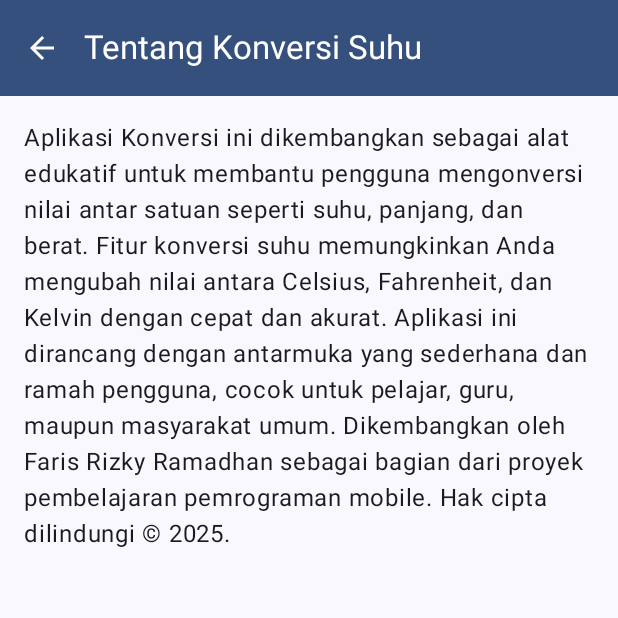
After one commit to KaiiOCT/0048_asessment1_mobpro1, an Android app built with Jetpack Compose: the AboutSuhuScreen screen opened through its navigation route, on a phone screen of 412 x 824 dp, the top half of it. The commit adds this screen. Run offline under Robolectric (Android 15) with nearby library versions, the phone set to English and light mode, and no system bars.

Commit message:
Membuat Screen About

```diff
--- a/app/src/main/java/com/faris0048/asessment1/navigation/NavGraph.kt
+++ b/app/src/main/java/com/faris0048/asessment1/navigation/NavGraph.kt
@@ -5,10 +5,13 @@ import androidx.navigation.NavHostController
 import androidx.navigation.compose.NavHost
 import androidx.navigation.compose.composable
 import androidx.navigation.compose.rememberNavController
+import com.faris0048.asessment1.ui.screen.AboutBeratScreen
+import com.faris0048.asessment1.ui.screen.AboutPanjangScreen
 import com.faris0048.asessment1.ui.screen.BeratScreen
 import com.faris0048.asessment1.ui.screen.MainScreen
 import com.faris0048.asessment1.ui.screen.PanjangScreen
 import com.faris0048.asessment1.ui.screen.SuhuScreen
+import com.faris0048.mobpro1.ui.screen.AboutSuhuScreen
 
 @Composable
 fun SetUpNavGraph(navController: NavHostController = rememberNavController()) {
@@ -28,5 +31,15 @@ fun SetUpNavGraph(navController: NavHostController = rememberNavController()) {
         composable (route = Screen.Berat.route) {
             BeratScreen(navController)
         }
+        composable (route = Screen.AboutSuhu.route) {
+            AboutSuhuScreen(navController)
+        }
+        composable(route = Screen.AboutPanjang.route) {
+            AboutPanjangScreen(navController)
+        }
+        composable(route = Screen.AboutBerat.route) {
+            AboutBeratScreen(navController)
+        }
+
     }
 }
--- a/app/src/main/java/com/faris0048/asessment1/navigation/Screen.kt
+++ b/app/src/main/java/com/faris0048/asessment1/navigation/Screen.kt
@@ -5,4 +5,7 @@ sealed class Screen (val route: String){
     data object Suhu: Screen("suhuScreen")
     data object Panjang: Screen("panjangScreen")
     data object Berat: Screen("beratScreen")
+    data object AboutSuhu: Screen("aboutSuhuScreen")
+    data object AboutPanjang : Screen("aboutPanjangScreen")
+    data object AboutBerat : Screen("aboutBeratScreen")
 }
--- /dev/null
+++ b/app/src/main/java/com/faris0048/asessment1/ui/screen/AboutSuhuScreen.kt
@@ -0,0 +1,65 @@
+package com.faris0048.mobpro1.ui.screen
+
+import android.content.res.Configuration
+import androidx.compose.foundation.layout.padding
+import androidx.compose.material.icons.Icons
+import androidx.compose.material.icons.automirrored.filled.ArrowBack
+import androidx.compose.material3.ExperimentalMaterial3Api
+import androidx.compose.material3.Icon
+import androidx.compose.material3.IconButton
+import androidx.compose.material3.Scaffold
+import androidx.compose.material3.Text
+import androidx.compose.material3.TopAppBar
+import androidx.compose.material3.TopAppBarDefaults
+import androidx.compose.runtime.Composable
+import androidx.compose.ui.Modifier
+import androidx.compose.ui.res.colorResource
+import androidx.compose.ui.res.stringResource
+import androidx.compose.ui.tooling.preview.Preview
+import androidx.compose.ui.unit.dp
+import androidx.navigation.NavController
+import androidx.navigation.compose.rememberNavController
+import com.faris0048.asessment1.R
+import com.faris0048.asessment1.ui.theme.Asessment1Theme
+
+@OptIn(ExperimentalMaterial3Api::class)
+@Composable
+fun AboutSuhuScreen(navController: NavController) {
+    Scaffold(
+        topBar = {
+            TopAppBar(
+                navigationIcon = {
+                    IconButton(onClick = { navController.popBackStack() }) {
+                        Icon(
+                            imageVector = Icons.AutoMirrored.Filled.ArrowBack,
+                            contentDescription = stringResource(R.string.kembali),
+                            tint = colorResource(R.color.white)
+                        )
+                    }
+                },
+                title = {
+                    Text(text = stringResource(id = R.string.tentang_suhu))
+                },
+                colors = TopAppBarDefaults.mediumTopAppBarColors(
+                    containerColor = colorResource(R.color.dark_blue),
+                    titleContentColor = colorResource(R.color.white)
+                )
+            )
+        }
+    ) { innerPadding ->
+        Text(
+            text = stringResource(R.string.copyright_suhu),
+            modifier = Modifier.padding(innerPadding).padding(16.dp)
+        )
+
+    }
+}
+
+@Preview(showBackground = true)
+@Preview(uiMode = Configuration.UI_MODE_NIGHT_YES, showBackground = true)
+@Composable
+fun AboutSuhuScreenPreview() {
+    Asessment1Theme {
+        AboutSuhuScreen(rememberNavController())
+    }
+}
--- a/app/src/main/res/values/strings.xml
+++ b/app/src/main/res/values/strings.xml
@@ -1,7 +1,8 @@
 <resources>
     <!--Global-->
     <string name="hasil">Hasil: %1$s</string>
-    <string name="input_invalid">Tidak boleh kosong.</string>
+    <string name="input_invalid">
+        Tidak boleh kosong.</string>
     <string name="kembali">Kembali</string>
     <string name="bagikan">Bagikan</string>
     <string name="bagikan_hasil">Hasil konversi dari %1$s %2$s ke %3$s adalah %4$s</string>
@@ -31,4 +32,35 @@
     <!--Tampilan Berat-->
     <string name="judul_berat">Konversi Berat</string>
     <string name="input_berat">Masukan Berat</string>
+
+    <!--Tampilan About Suhu-->
+    <string name="copyright_suhu">
+        Aplikasi Konversi ini dikembangkan sebagai alat edukatif untuk membantu pengguna mengonversi nilai antar satuan seperti suhu, panjang, dan berat.&#10;&#10;
+        Fitur konversi suhu memungkinkan Anda mengubah nilai antara Celsius, Fahrenheit, dan Kelvin dengan cepat dan akurat.&#10;&#10;
+        Aplikasi ini dirancang dengan antarmuka yang sederhana dan ramah pengguna, cocok untuk pelajar, guru, maupun masyarakat umum.&#10;&#10;
+        Dikembangkan oleh Faris Rizky Ramadhan sebagai bagian dari proyek pembelajaran pemrograman mobile.&#10;&#10;
+        Hak cipta dilindungi © 2025.
+    </string>
+    <string name="tentang_suhu">Tentang Konversi Suhu</string>
+
+    <!--Tampilan About Panjang-->
+    <string name="copyright_panjang">
+        Aplikasi Konversi ini menyediakan fitur konversi satuan panjang untuk membantu pengguna menghitung nilai antar satuan seperti milimeter, sentimeter, meter, kilometer, inch, feet, dan mile.&#10;&#10;
+        Fitur konversi panjang dirancang agar mudah digunakan dan memberikan hasil yang akurat dalam waktu singkat.&#10;&#10;
+        Aplikasi ini sangat bermanfaat bagi pelajar, insinyur, dan siapa pun yang membutuhkan alat bantu pengukuran panjang yang praktis.&#10;&#10;
+        Dikembangkan oleh Faris Rizky Ramadhan sebagai bagian dari proyek pembelajaran pemrograman mobile.&#10;&#10;
+        Hak cipta dilindungi © 2025.
+    </string>
+    <string name="tentang_panjang">Tentang Konversi Panjang</string>
+
+
+    <!--Tampilan About Berat-->
+    <string name="copyright_berat">
+        Aplikasi Konversi ini juga mendukung konversi satuan berat untuk memudahkan pengguna menghitung nilai antar satuan seperti miligram, gram, kilogram, ton, ounce, dan pound.&#10;&#10;
+        Fitur konversi berat dirancang dengan antarmuka yang intuitif dan cepat dalam menampilkan hasil konversi.&#10;&#10;
+        Sangat cocok digunakan dalam kegiatan belajar, memasak, logistik, atau aktivitas lainnya yang melibatkan satuan berat.&#10;&#10;
+        Dikembangkan oleh Faris Rizky Ramadhan sebagai bagian dari proyek pembelajaran pemrograman mobile.&#10;&#10;
+        Hak cipta dilindungi © 2025.
+    </string>
+    <string name="tentang_berat">Tentang Konversi Berat</string>
 </resources>
```
Also changed, not shown: app/src/main/java/com/faris0048/asessment1/ui/screen/AboutBeratScreen.kt (added, +65 -0 lines), app/src/main/java/com/faris0048/asessment1/ui/screen/AboutPanjangScreen.kt (added, +65 -0 lines), app/src/main/java/com/faris0048/asessment1/ui/screen/KonversiBerat.kt (+15 -0 lines), app/src/main/java/com/faris0048/asessment1/ui/screen/KonversiPanjang.kt (+15 -0 lines), app/src/main/java/com/faris0048/asessment1/ui/screen/KonversiSuhu.kt (+15 -0 lines), 1 other file.
